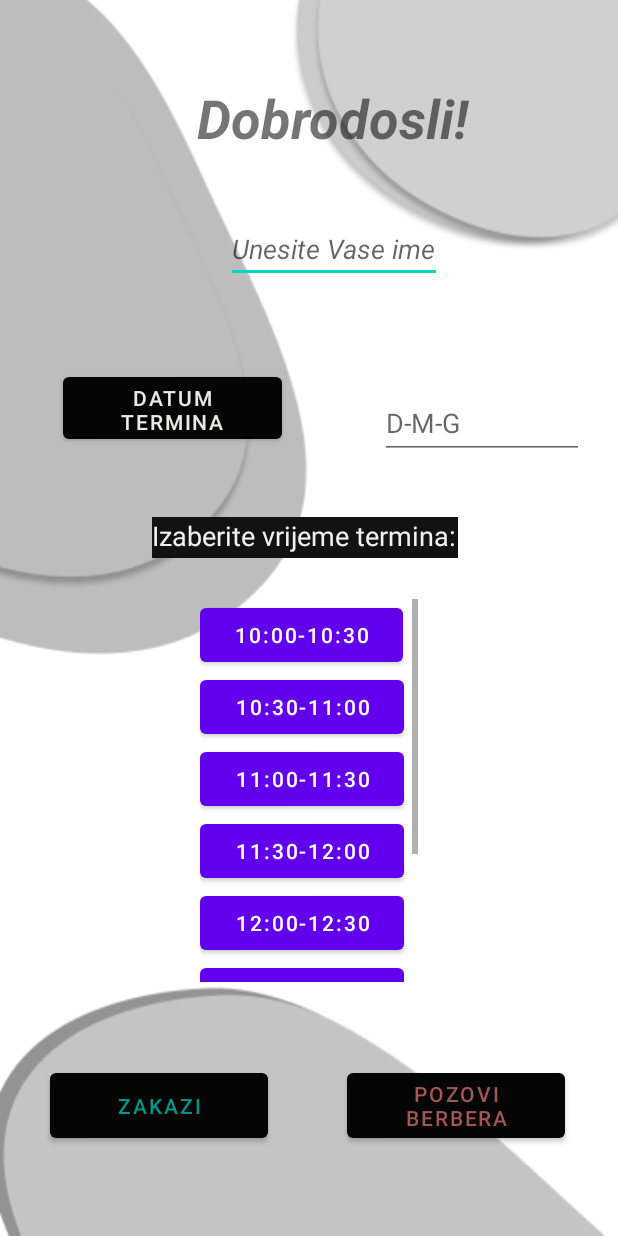
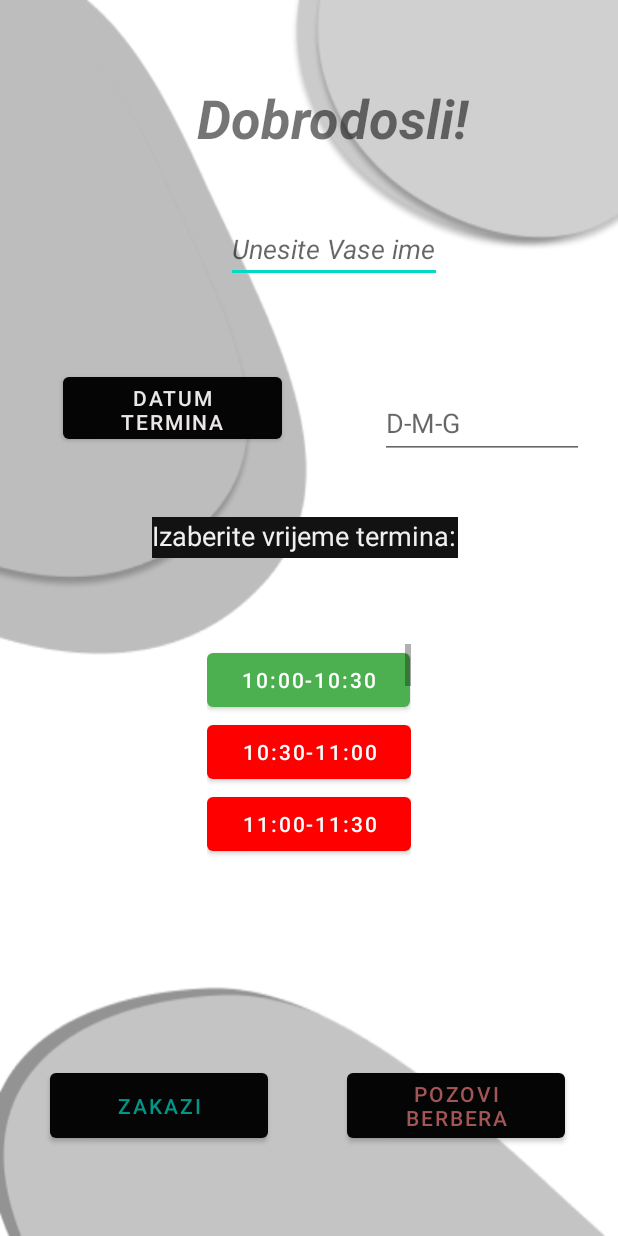
Before and after one commit to benib3/frizerApp, an Android app: the TerminAddActivity screen opened directly, with no data from a screen before it, on a phone screen of 412 x 824 dp. Run offline under Robolectric (Android 15) with nearby library versions, the phone set to English and light mode, and no system bars.

Commit message:
Update V1.1.1

```diff
--- a/app/src/main/res/layout/activity_termin_add.xml
+++ b/app/src/main/res/layout/activity_termin_add.xml
@@ -149,9 +149,9 @@
         app:layout_constraintVertical_bias="0.333" />
 
     <ScrollView
-        android:layout_width="145dp"
-        android:layout_height="255dp"
-        android:layout_marginTop="230dp"
+        android:layout_width="136dp"
+        android:layout_height="146dp"
+        android:layout_marginTop="180dp"
         app:layout_constraintBottom_toBottomOf="parent"
         app:layout_constraintEnd_toEndOf="parent"
         app:layout_constraintStart_toStartOf="parent"
@@ -159,56 +159,120 @@
 
         <LinearLayout
             android:layout_width="match_parent"
-            android:layout_height="wrap_content"
+            android:layout_height="match_parent"
             android:orientation="vertical">
 
             <Button
                 android:id="@+id/button"
                 android:layout_width="135dp"
                 android:layout_height="wrap_content"
-                android:text="10:00-10:30" />
+                android:text="10:00-10:30"
+                app:backgroundTint="#4CAF50" />
 
             <Button
                 android:id="@+id/button2"
                 android:layout_width="136dp"
                 android:layout_height="wrap_content"
-                android:text="10:30-11:00" />
+                android:text="10:30-11:00"
+                app:backgroundTint="#FF0000" />
 
             <Button
                 android:id="@+id/button3"
                 android:layout_width="136dp"
                 android:layout_height="wrap_content"
-                android:text="11:00-11:30" />
+                android:text="11:00-11:30"
+                app:backgroundTint="#FF0000"/>
 
             <Button
                 android:id="@+id/button4"
                 android:layout_width="136dp"
                 android:layout_height="wrap_content"
-                android:text="11:30-12:00" />
+                android:text="11:30-12:00"
+                app:backgroundTint="#4CAF50" />
 
             <Button
                 android:id="@+id/button5"
                 android:layout_width="136dp"
                 android:layout_height="wrap_content"
-                android:text="12:00-12:30" />
+                android:text="12:00-12:30"
+                app:backgroundTint="#4CAF50" />
 
             <Button
                 android:id="@+id/button6"
                 android:layout_width="136dp"
                 android:layout_height="wrap_content"
-                android:text="12:30-13:00" />
+                android:text="12:30-13:00"
+                app:backgroundTint="#4CAF50" />
 
             <Button
                 android:id="@+id/button7"
                 android:layout_width="match_parent"
                 android:layout_height="wrap_content"
-                android:text="13:00-13:30" />
+                android:text="13:00-13:30"
+                app:backgroundTint="#FF0000"/>
 
             <Button
-                android:id="@+id/button8"
+                android:id="@+id/button9"
                 android:layout_width="match_parent"
                 android:layout_height="wrap_content"
-                android:text="13:30-14:00" />
+                android:text="13:30-14:00"
+                app:backgroundTint="#FF0000"/>
+
+            <Button
+                android:id="@+id/button10"
+                android:layout_width="match_parent"
+                android:layout_height="wrap_content"
+                android:text="15:00-15:30"
+                app:backgroundTint="#FF0000"/>
+
+            <Button
+                android:id="@+id/button11"
+                android:layout_width="match_parent"
+                android:layout_height="wrap_content"
+                android:text="15:30-16:00"
+                app:backgroundTint="#FF0000"/>
+
+            <Button
+                android:id="@+id/button12"
+                android:layout_width="match_parent"
+                android:layout_height="wrap_content"
+                android:text="16:00-16:30"
+                app:backgroundTint="#FF0000"/>
+
+            <Button
+                android:id="@+id/button13"
+                android:layout_width="match_parent"
+                android:layout_height="wrap_content"
+                android:text="16:30-17:00"
+                app:backgroundTint="#FF0000"/>
+
+            <Button
+                android:id="@+id/button14"
+                android:layout_width="match_parent"
+                android:layout_height="wrap_content"
+                android:text="17:00-17:30"
+                app:backgroundTint="#FF0000"/>
+
+            <Button
+                android:id="@+id/button15"
+                android:layout_width="match_parent"
+                android:layout_height="wrap_content"
+                android:text="17:30-18:00"
+                app:backgroundTint="#FF0000"/>
+
+            <Button
+                android:id="@+id/button16"
+                android:layout_width="match_parent"
+                android:layout_height="wrap_content"
+                android:text="18:00-18:30"
+                app:backgroundTint="#FF0000"/>
+
+            <Button
+                android:id="@+id/button17"
+                android:layout_width="match_parent"
+                android:layout_height="wrap_content"
+                android:text="18:30-19:00"
+                app:backgroundTint="#FF0000"/>
 
         </LinearLayout>
     </ScrollView>
```
